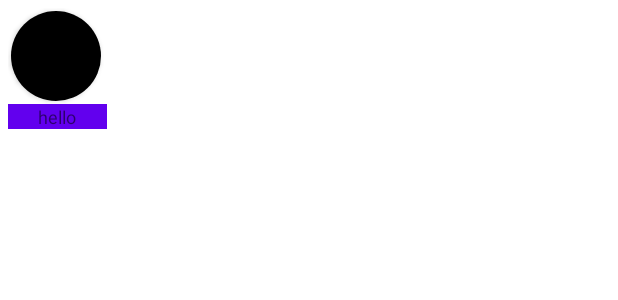
After one commit to Dasari-Nikhil-dev/fades, an Android app built with Jetpack Compose: the layout list_item_stories_head.xml on its own in the app's theme, with its tools: preview values and no code run, on a phone screen of 412 x 824 dp. The commit adds this screen. Shown: the top 300 px of the screen. Run offline under Robolectric (Android 15) with nearby library versions, the phone set to English and light mode, and no system bars.

Commit message:
Cleaned up  UI and added story UI.

```diff
--- a/app/src/main/java/com/example/fades/ui/theme/data/FadesRepository.kt
+++ b/app/src/main/java/com/example/fades/ui/theme/data/FadesRepository.kt
@@ -1,8 +1,10 @@
 package com.example.fades.ui.theme.data
 
 import com.example.libfades.FadesClient
+import com.example.libfades.models.Gallery
 import com.example.libfades.models.GalleryResponse
 import com.example.libfades.models.Image
+import com.example.libfades.models.Tag
 import com.example.libfades.models.TagsResponse
 import com.example.libfades.params.Section
 
@@ -20,9 +22,9 @@ class FadesRepository {
         return response.body()?.data
     }
 
-    suspend fun getTagResponse(): TagsResponse.Data? {
+    suspend fun getTagResponse(): List<Tag>? {
         val response = api.getTagResponse()
-        return response.body()?.data
+        return response.body()?.data?.tags
     }
 
 }
--- a/app/src/main/java/com/example/fades/ui/theme/feed/FeedFragment.kt
+++ b/app/src/main/java/com/example/fades/ui/theme/feed/FeedFragment.kt
@@ -21,7 +21,7 @@ class FeedFragment : androidx.fragment.app.Fragment() {
     override fun onCreate(savedInstanceState: Bundle?) {
         super.onCreate(savedInstanceState)
 
-        val feed = arguments?.getString("type")
+        val feed = arguments?.getString("type") // TODO move to Enum
         feed?.let {
             viewModel.updateFeed(it)
         }
--- /dev/null
+++ b/app/src/main/res/layout/list_item_stories_head.xml
@@ -0,0 +1,37 @@
+<?xml version="1.0" encoding="utf-8"?>
+<LinearLayout xmlns:android="http://schemas.android.com/apk/res/android"
+    xmlns:tools="http://schemas.android.com/tools"
+    xmlns:app="http://schemas.android.com/apk/res-auto"
+    android:orientation="vertical"
+    android:layout_marginHorizontal="5dp"
+    android:layout_marginVertical="5dp"
+    android:layout_width="66dp"
+    android:layout_height="85dp">
+
+    <androidx.cardview.widget.CardView
+        android:layout_marginHorizontal="2dp"
+        android:layout_marginVertical="2dp"
+        android:layout_width="60dp"
+        android:layout_height="60dp"
+        app:cardCornerRadius="30dp">
+
+        <ImageView
+            android:scaleType="centerCrop"
+            android:id="@+id/storiesHeadImageView"
+            android:layout_width="match_parent"
+            android:layout_height="match_parent"
+            tools:background="@color/black" />
+
+    </androidx.cardview.widget.CardView>
+
+    <TextView
+        android:id="@+id/storiesHeadTextView"
+        android:textAppearance="@style/TextAppearance.AppCompat.Small"
+        android:textSize="12sp"
+        android:gravity="center"
+        android:layout_width="match_parent"
+        android:layout_height="wrap_content"
+        tools:background="@color/purple_500"
+        tools:text="hello" />
+
+</LinearLayout>
```
Also changed, not shown: app/src/main/java/com/example/fades/MainActivity.kt (+34 -7 lines), app/src/main/java/com/example/fades/ui/theme/feed/FeedRecyclerAdapter.kt (+17 -19 lines), app/src/main/java/com/example/fades/ui/theme/stories/StoriesRecyclerAdapter.kt (added, +43 -0 lines), app/src/main/java/com/example/fades/ui/theme/stories/StoriesViewModel.kt (added, +22 -0 lines), app/src/main/res/layout/activity_main.xml (+17 -12 lines), app/src/main/res/layout/list_item_gallery_image.xml (+18 -4 lines), libfades/src/main/java/com/example/libfades/models/Gallery.kt (added, +16 -0 lines), libfades/src/main/java/com/example/libfades/models/TagsResponse.kt (+3 -89 lines).
